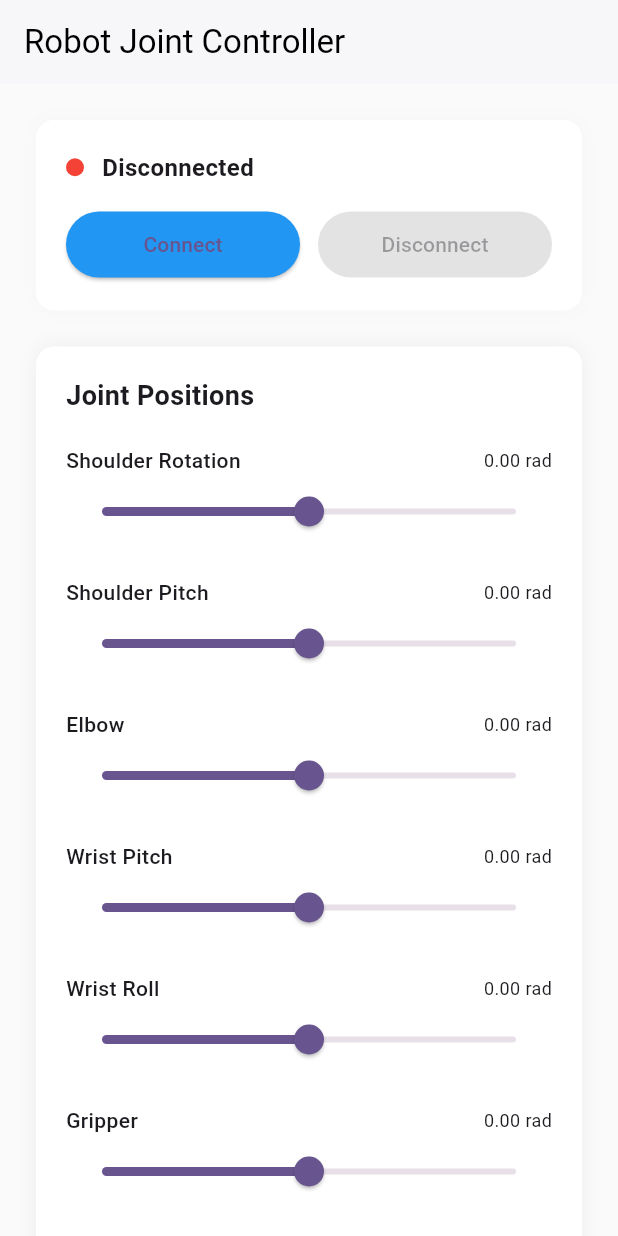
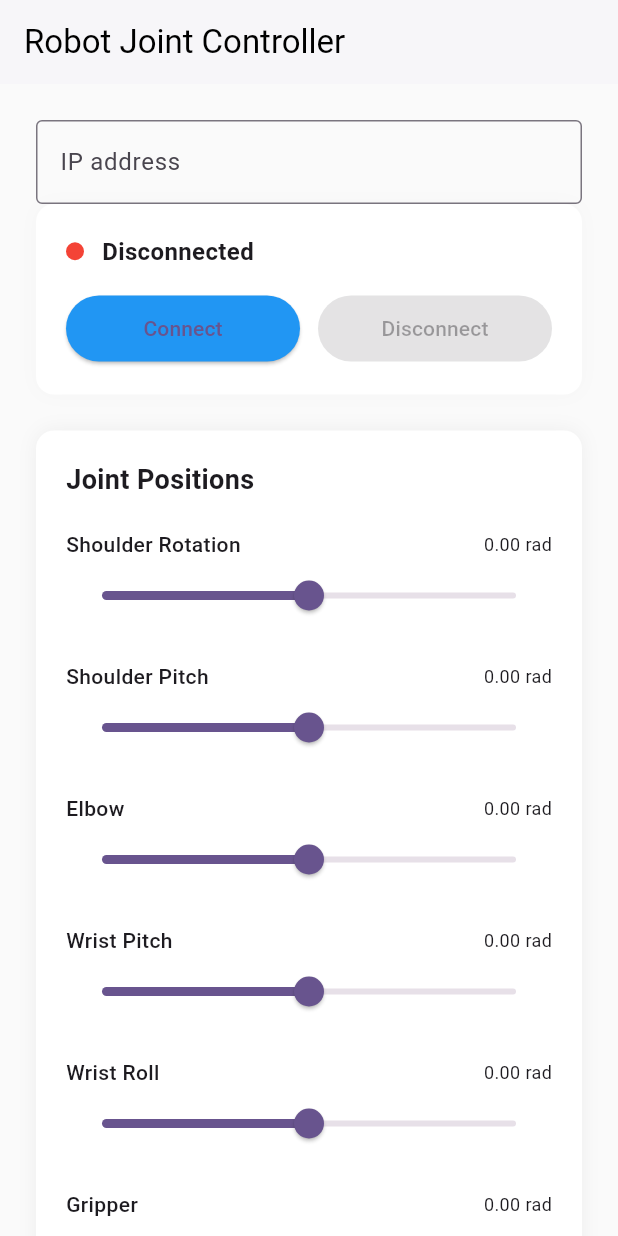
Before and after one commit to NITISHNAVEEN/LG-Robotics-Simulation-with-Gazebo, a Flutter app: the ControlsPage screen opened directly, after a tap on "Connect", on a phone screen of 412 x 824 dp. Run offline on Flutter 3.47's test engine with Material 3 defaults, Android fonts, the light colour scheme and no system bars; our stand-ins replace get; missing offline and left inert: mobile_scanner; network calls fail.

Commit message:
feat: Added input box for custom network ip connection of rosbridge

```diff
--- a/lib/controllers/controls_logic.dart
+++ b/lib/controllers/controls_logic.dart
@@ -1,4 +1,5 @@
 import 'dart:convert';
+import 'package:flutter/material.dart';
 import 'package:get/get.dart';
 import 'package:web_socket_channel/web_socket_channel.dart';
 import 'package:web_socket_channel/status.dart' as status;
@@ -7,6 +8,23 @@ class ControlsController extends GetxController {
   final isConnected = false.obs;
   final isConnecting = false.obs;
   final continuousMode = false.obs;
+  final textController = TextEditingController();
+
+  // void submitText() {
+  //   FocusManager.instance.primaryFocus?.unfocus(); // Removes focus
+  //   final value = textController.text.trim();
+  //   if (value.isNotEmpty) {
+  //     // Your logic here (e.g., print or API call)
+  //     print("Submitted: $value");
+  //     Get.snackbar("Submitted", value,
+  //         snackPosition: SnackPosition.BOTTOM,
+  //         backgroundColor: Colors.blue[100]);
+  //   } else {
+  //     Get.snackbar("Error", "Text field is empty",
+  //         snackPosition: SnackPosition.BOTTOM,
+  //         backgroundColor: Colors.red[100]);
+  //   }
+  // }
 
   WebSocketChannel? _channel;
 
@@ -31,7 +49,10 @@ class ControlsController extends GetxController {
   void connectWebSocket() async {
     isConnecting.value = true;
     try {
-      _channel = WebSocketChannel.connect(Uri.parse('ws://10.0.2.2:9090'));
+      FocusManager.instance.primaryFocus?.unfocus();
+      String rosbridgeUrl = "ws://${textController.text}:9090";
+      print("Submitted: $rosbridgeUrl");
+      _channel = WebSocketChannel.connect(Uri.parse(rosbridgeUrl));
 
       _channel!.stream.listen(
         (message) => print("Received: $message"),
--- a/lib/views/controls_page.dart
+++ b/lib/views/controls_page.dart
@@ -8,7 +8,10 @@ class ControlsPage extends StatelessWidget {
 
   @override
   Widget build(BuildContext context) {
-    return Scaffold(
+    return GestureDetector(
+      onTap: () => FocusScope.of(context).unfocus(),
+      behavior: HitTestBehavior.opaque,
+      child: Scaffold(
         backgroundColor: Colors.grey[50],
         appBar: AppBar(
           title: const Text("Robot Joint Controller"),
@@ -21,12 +24,37 @@ class ControlsPage extends StatelessWidget {
           child: Column(
             crossAxisAlignment: CrossAxisAlignment.stretch,
             children: [
+              _buildTextBox(),
               _buildConnectionCard(),
               const SizedBox(height: 24),
               _buildJointControllerCard(),
             ],
           ),
         ),
+      ),
+    );
+  }
+
+  Widget _buildTextBox() {
+    return Column(
+      children: [
+          TextField(
+            controller: controller.textController,
+            keyboardType: const TextInputType.numberWithOptions(decimal: true),
+          decoration: const InputDecoration(
+            label: Text("IP address"),
+            hintText: "Enter your network IP here",
+            prefixText: "ws://",
+            suffixText: ":9090",
+            border: OutlineInputBorder(),
+          ),
+        ),
+        // const SizedBox(height: 10),
+        // OutlinedButton(
+        //       onPressed: controller.submitText,
+        //       child: const Text("Submit"),
+        //     ),
+      ],
     );
   }
 
```
Lines whose indentation alone changed are shown as unchanged.
